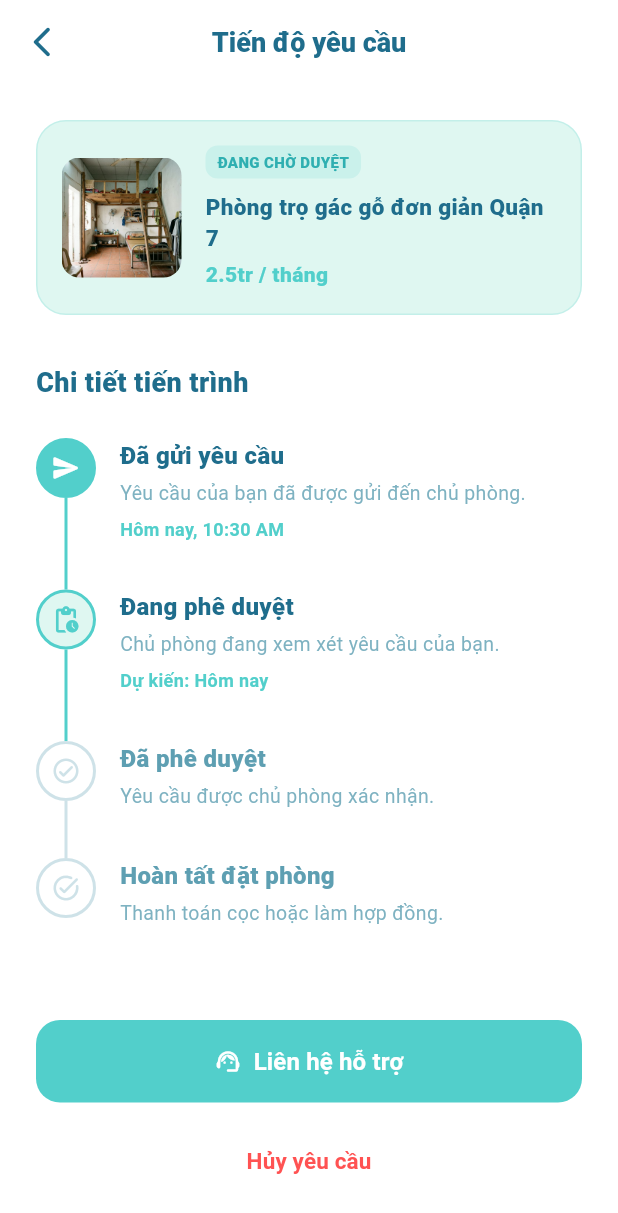
After one commit to LeAn0305/Smart_Room_Finder, a Flutter app: the BookingStatusScreen screen opened directly with sample values from the repository, on a phone screen of 412 x 824 dp. The commit adds this screen. Shown: the top 1213 px of the screen. Run offline on Flutter 3.47's test engine with Material 3 defaults, Android fonts, the phone set to English and light mode, and no system bars; our stand-ins replace cloud_firestore, firebase_auth, firebase_core, flutter_map, geolocator, image_picker and 2 more; missing offline and left inert: google_sign_in_all_platforms; accounts and stored records are empty.

Commit message:
feat: implement BookingStatusScreen and fix Favorite bug

```diff
--- a/lib/core/providers/favorite_provider.dart
+++ b/lib/core/providers/favorite_provider.dart
@@ -19,9 +19,7 @@ class FavoriteProvider extends ChangeNotifier {
   Future<void> fetchFavorites() async {
     try {
       if (_currentUserId.isEmpty) {
-        _favoriteIds.clear();
-        debugPrint('⚠️ Chưa có user đăng nhập nên favorite rỗng');
-        notifyListeners();
+        debugPrint('⚠️ Chưa có user đăng nhập. Dùng local favorites fallback.');
         return;
       }
 
@@ -64,8 +62,11 @@ class FavoriteProvider extends ChangeNotifier {
 
   Future<void> addFavorite(String roomId) async {
     try {
+      _favoriteIds.add(roomId);
+      notifyListeners();
+
       if (_currentUserId.isEmpty) {
-        debugPrint('⚠️ Không thể thêm favorite vì chưa đăng nhập');
+        debugPrint('⚠️ Đã thêm Favorite Local (mock). Cần đăng nhập để lưu Firestore.');
         return;
       }
 
@@ -83,9 +84,6 @@ class FavoriteProvider extends ChangeNotifier {
         });
       }
 
-      _favoriteIds.add(roomId);
-      notifyListeners();
-
       debugPrint('✅ Đã thêm favorite: $roomId cho user $_currentUserId');
     } catch (e) {
       debugPrint('❌ Lỗi khi thêm favorite: $e');
@@ -94,8 +92,11 @@ class FavoriteProvider extends ChangeNotifier {
 
   Future<void> removeFavorite(String roomId) async {
     try {
+      _favoriteIds.remove(roomId);
+      notifyListeners();
+
       if (_currentUserId.isEmpty) {
-        debugPrint('⚠️ Không thể xóa favorite vì chưa đăng nhập');
+        debugPrint('⚠️ Đã xoá Favorite Local (mock).');
         return;
       }
 
@@ -108,9 +109,6 @@ class FavoriteProvider extends ChangeNotifier {
         await _favoritesRef.doc(doc.id).delete();
       }
 
-      _favoriteIds.remove(roomId);
-      notifyListeners();
-
       debugPrint('✅ Đã xóa favorite: $roomId của user $_currentUserId');
     } catch (e) {
       debugPrint('❌ Lỗi khi xóa favorite: $e');
--- a/lib/providers/room_provider.dart
+++ b/lib/providers/room_provider.dart
@@ -82,6 +82,14 @@ class RoomProvider extends ChangeNotifier {
   /// Sau này có thể đổi thành add lên Firestore
   void addRoom(RoomModel room) {
     _rooms.add(room);
+
+    // 🔥 Đẩy lên Firestore luôn để fetchRooms không bị mất phòng vừa tạo
+    try {
+      _roomsRef.doc(room.id).set(room.toFirebase());
+    } catch (e) {
+      debugPrint('Lỗi đẩy Firebase addRoom: $e');
+    }
+
     notifyListeners();
   }
 
--- /dev/null
+++ b/lib/screens/booking/booking_status_screen.dart
@@ -0,0 +1,296 @@
+import 'dart:io';
+import 'package:flutter/foundation.dart';
+import 'package:flutter/material.dart';
+import 'package:smart_room_finder/core/constants/app_colors.dart';
+import 'package:smart_room_finder/models/room_model.dart';
+
+class BookingStatusScreen extends StatelessWidget {
+  final RoomModel room;
+
+  const BookingStatusScreen({super.key, required this.room});
+
+  Widget _buildDisplayImage(String imgPath) {
+    if (imgPath.startsWith('assets/')) {
+      return Image.asset(imgPath, fit: BoxFit.cover);
+    } else if (imgPath.startsWith('http') || kIsWeb) {
+      return Image.network(imgPath, fit: BoxFit.cover);
+    } else {
+      return Image.file(File(imgPath), fit: BoxFit.cover);
+    }
+  }
+
+  @override
+  Widget build(BuildContext context) {
+    return Scaffold(
+      backgroundColor: Colors.white,
+      appBar: AppBar(
+        backgroundColor: Colors.white,
+        elevation: 0,
+        centerTitle: true,
+        title: const Text(
+          'Tiến độ yêu cầu',
+          style: TextStyle(
+            color: AppColors.textPrimary,
+            fontWeight: FontWeight.w800,
+            fontSize: 18,
+          ),
+        ),
+        leading: IconButton(
+          icon: const Icon(Icons.arrow_back_ios_new_rounded, color: AppColors.textPrimary),
+          onPressed: () => Navigator.pop(context),
+        ),
+      ),
+      body: SingleChildScrollView(
+        child: Padding(
+          padding: const EdgeInsets.all(24.0),
+          child: Column(
+            crossAxisAlignment: CrossAxisAlignment.start,
+            children: [
+              // Room Info Card
+              Container(
+                padding: const EdgeInsets.all(16),
+                decoration: BoxDecoration(
+                  color: AppColors.mintSoft,
+                  borderRadius: BorderRadius.circular(20),
+                  border: Border.all(color: AppColors.teal.withOpacity(0.2)),
+                ),
+                child: Row(
+                  children: [
+                    ClipRRect(
+                      borderRadius: BorderRadius.circular(12),
+                      child: SizedBox(
+                        width: 80,
+                        height: 80,
+                        child: _buildDisplayImage(room.imageUrl),
+                      ),
+                    ),
+                    const SizedBox(width: 16),
+                    Expanded(
+                      child: Column(
+                        crossAxisAlignment: CrossAxisAlignment.start,
+                        children: [
+                          Container(
+                            padding: const EdgeInsets.symmetric(horizontal: 8, vertical: 4),
+                            decoration: BoxDecoration(
+                              color: AppColors.teal.withOpacity(0.15),
+                              borderRadius: BorderRadius.circular(8),
+                            ),
+                            child: const Text(
+                              'ĐANG CHỜ DUYỆT',
+                              style: TextStyle(
+                                fontSize: 10,
+                                fontWeight: FontWeight.w900,
+                                color: AppColors.tealDark,
+                              ),
+                            ),
+                          ),
+                          const SizedBox(height: 8),
+                          Text(
+                            room.title,
+                            maxLines: 2,
+                            overflow: TextOverflow.ellipsis,
+                            style: const TextStyle(
+                              fontSize: 15,
+                              fontWeight: FontWeight.w800,
+                              color: AppColors.textPrimary,
+                            ),
+                          ),
+                          const SizedBox(height: 4),
+                          Text(
+                            '${(room.price / 1000000).toStringAsFixed(1)}tr / tháng',
+                            style: const TextStyle(
+                              fontSize: 14,
+                              fontWeight: FontWeight.w900,
+                              color: AppColors.teal,
+                            ),
+                          ),
+                        ],
+                      ),
+                    )
+                  ],
+                ),
+              ),
+              const SizedBox(height: 32),
+              const Text(
+                'Chi tiết tiến trình',
+                style: TextStyle(
+                  fontSize: 18,
+                  fontWeight: FontWeight.w800,
+                  color: AppColors.textPrimary,
+                ),
+              ),
+              const SizedBox(height: 24),
+              // Timeline
+              _buildTimelineItem(
+                title: 'Đã gửi yêu cầu',
+                description: 'Yêu cầu của bạn đã được gửi đến chủ phòng.',
+                date: 'Hôm nay, 10:30 AM',
+                isCompleted: true,
+                isLast: false,
+                icon: Icons.send_rounded,
+              ),
+              _buildTimelineItem(
+                title: 'Đang phê duyệt',
+                description: 'Chủ phòng đang xem xét yêu cầu của bạn.',
+                date: 'Dự kiến: Hôm nay',
+                isCompleted: false,
+                isActive: true, // currently active step
+                isLast: false,
+                icon: Icons.pending_actions_rounded,
+              ),
+              _buildTimelineItem(
+                title: 'Đã phê duyệt',
+                description: 'Yêu cầu được chủ phòng xác nhận.',
+                date: '',
+                isCompleted: false,
+                isLast: false,
+                icon: Icons.check_circle_outline_rounded,
+              ),
+              _buildTimelineItem(
+                title: 'Hoàn tất đặt phòng',
+                description: 'Thanh toán cọc hoặc làm hợp đồng.',
+                date: '',
+                isCompleted: false,
+                isLast: true,
+                icon: Icons.task_alt_rounded,
+              ),
+            ],
+          ),
+        ),
+      ),
+      bottomNavigationBar: SafeArea(
+        child: Padding(
+          padding: const EdgeInsets.all(24.0),
+          child: Column(
+            mainAxisSize: MainAxisSize.min,
+            children: [
+              SizedBox(
+                width: double.infinity,
+                child: ElevatedButton.icon(
+                  onPressed: () {},
+                  style: ElevatedButton.styleFrom(
+                    padding: const EdgeInsets.symmetric(vertical: 16),
+                    backgroundColor: AppColors.teal,
+                    foregroundColor: Colors.white,
+                    shape: RoundedRectangleBorder(
+                      borderRadius: BorderRadius.circular(16),
+                    ),
+                    elevation: 0,
+                  ),
+                  icon: const Icon(Icons.support_agent_rounded),
+                  label: const Text(
+                    'Liên hệ hỗ trợ',
+                    style: TextStyle(fontSize: 16, fontWeight: FontWeight.bold),
+                  ),
+                ),
+              ),
+              const SizedBox(height: 12),
+              SizedBox(
+                width: double.infinity,
+                child: TextButton(
+                  onPressed: () {
+                    Navigator.pop(context);
+                  },
+                  style: TextButton.styleFrom(
+                    padding: const EdgeInsets.symmetric(vertical: 16),
+                    foregroundColor: Colors.redAccent,
+                  ),
+                  child: const Text(
+                    'Hủy yêu cầu',
+                    style: TextStyle(fontSize: 15, fontWeight: FontWeight.w700),
+                  ),
+                ),
+              ),
+            ],
+          ),
+        ),
+      ),
+    );
+  }
+
+  Widget _buildTimelineItem({
+    required String title,
+    required String description,
+    required String date,
+    required bool isCompleted,
+    bool isActive = false,
+    required bool isLast,
+    required IconData icon,
+  }) {
+    final color = isCompleted || isActive ? AppColors.teal : AppColors.textSecondary.withOpacity(0.3);
+
+    return IntrinsicHeight(
+      child: Row(
+        crossAxisAlignment: CrossAxisAlignment.stretch,
+        children: [
+          Column(
+            children: [
+              Container(
+                width: 40,
+                height: 40,
+                decoration: BoxDecoration(
+                  color: isCompleted ? AppColors.teal : (isActive ? AppColors.mintSoft : Colors.white),
+                  shape: BoxShape.circle,
+                  border: Border.all(
+                    color: color,
+                    width: 2,
+                  ),
+                ),
+                child: Icon(
+                  icon,
+                  color: isCompleted ? Colors.white : color,
+                  size: 20,
+                ),
+              ),
+              if (!isLast)
+                Expanded(
+                  child: Container(
+                    width: 2,
+                    color: color,
+                  ),
+                ),
+            ],
+          ),
+          const SizedBox(width: 16),
+          Expanded(
+            child: Padding(
+              padding: const EdgeInsets.only(bottom: 32.0),
+              child: Column(
+                crossAxisAlignment: CrossAxisAlignment.start,
+                children: [
+                  Text(
+                    title,
+                    style: TextStyle(
+                      fontSize: 16,
+                      fontWeight: FontWeight.w800,
+                      color: isCompleted || isActive ? AppColors.textPrimary : AppColors.textSecondary,
+                    ),
+                  ),
+                  const SizedBox(height: 4),
+                  Text(
+                    description,
+                    style: TextStyle(
+                      fontSize: 13,
+                      color: AppColors.textSecondary.withOpacity(0.8),
+                    ),
+                  ),
+                  if (date.isNotEmpty) ...[
+                    const SizedBox(height: 6),
+                    Text(
+                      date,
+                      style: const TextStyle(
+                        fontSize: 12,
+                        fontWeight: FontWeight.w600,
+                        color: AppColors.teal,
+                      ),
+                    ),
+                  ]
+                ],
+              ),
+            ),
+          ),
+        ],
+      ),
+    );
+  }
+}
--- a/lib/screens/room_detail/room_detail_screen.dart
+++ b/lib/screens/room_detail/room_detail_screen.dart
@@ -3,6 +3,7 @@ import 'package:flutter/foundation.dart';
 import 'package:flutter/material.dart';
 import 'package:smart_room_finder/core/constants/app_colors.dart';
 import 'package:smart_room_finder/models/room_model.dart';
+import 'package:smart_room_finder/screens/booking/booking_status_screen.dart';
 
 class RoomDetailScreen extends StatefulWidget {
   final RoomModel room;
@@ -329,6 +330,15 @@ class _RoomDetailScreenState extends State<RoomDetailScreen> {
                   ),
                   const SizedBox(width: 20),
                   Expanded(
+                    child: GestureDetector(
+                      onTap: () {
+                        Navigator.push(
+                          context,
+                          MaterialPageRoute(
+                            builder: (context) => BookingStatusScreen(room: room),
+                          ),
+                        );
+                      },
                       child: Container(
                         height: 56,
                         decoration: BoxDecoration(
@@ -351,6 +361,7 @@ class _RoomDetailScreenState extends State<RoomDetailScreen> {
                               color: Colors.white,
                               fontSize: 16,
                               fontWeight: FontWeight.w900,
+                            ),
                           ),
                         ),
                       ),
```
Lines whose indentation alone changed are shown as unchanged.
